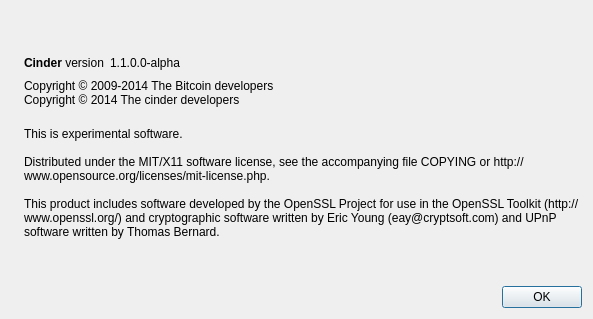
First picture: the form in src/qt/forms/aboutdialog.ui, repository CrypTraider/Cinder, before the edit.
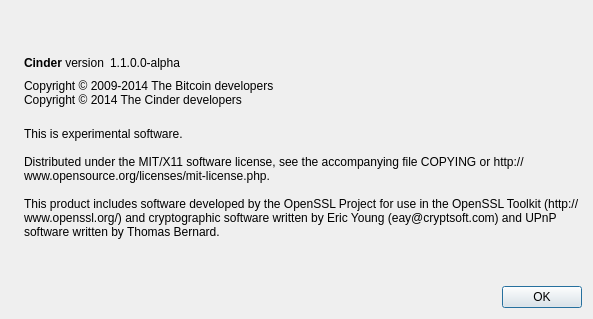
Second picture: the form after the edit. Icons and pictures are not drawn.

```diff
--- a/src/qt/forms/aboutdialog.ui
+++ b/src/qt/forms/aboutdialog.ui
@@ -92,7 +92,7 @@
        </property>
        <property name="text">
         <string>Copyright © 2009-2014 The Bitcoin developers
-Copyright © 2014 The cinder developers</string>
+Copyright © 2014 The Cinder developers</string>
        </property>
        <property name="textInteractionFlags">
         <set>Qt::LinksAccessibleByMouse|Qt::TextSelectableByKeyboard|Qt::TextSelectableByMouse</set>
```
Left out of the diff: 2 changed lines with no effect on the pictures.
